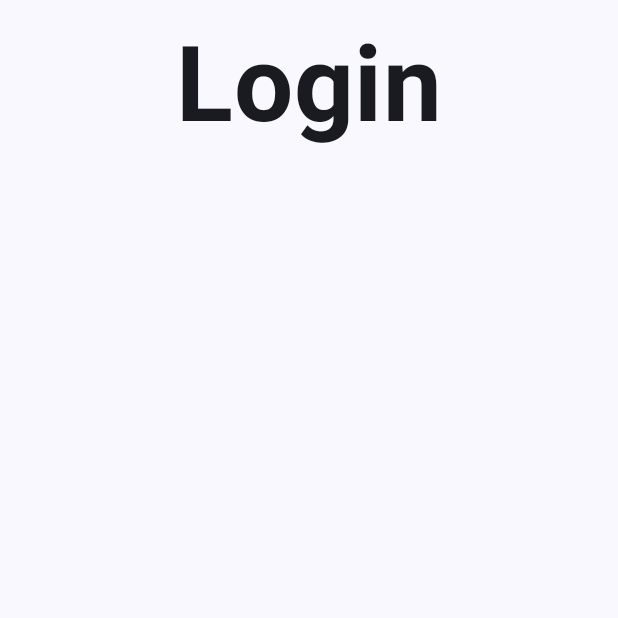
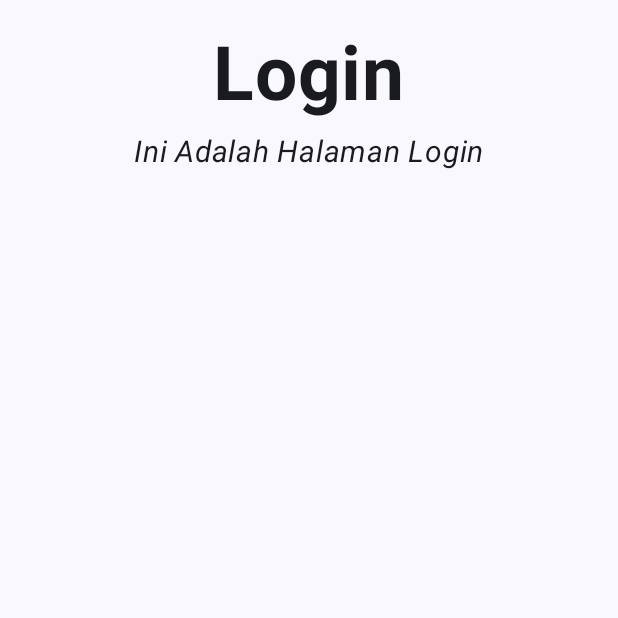
Before and after one commit to wawanpi/QuestBasicComposable_202, an Android app built with Jetpack Compose: the screen it shows after launch (MainActivity), on a phone screen of 412 x 824 dp, the top half of it. Run offline under Robolectric (Android 15) with nearby library versions, the phone set to English and light mode, and no system bars.

Commit message:
Membuat text Ini Adalah Halaman Login

```diff
--- a/app/src/main/java/com/example/questbasiccomposable_202/MainActivity.kt
+++ b/app/src/main/java/com/example/questbasiccomposable_202/MainActivity.kt
@@ -14,6 +14,7 @@ import androidx.compose.material3.Text
 import androidx.compose.runtime.Composable
 import androidx.compose.ui.Alignment
 import androidx.compose.ui.Modifier
+import androidx.compose.ui.text.font.FontStyle
 import androidx.compose.ui.text.font.FontWeight
 import androidx.compose.ui.tooling.preview.Preview
 import androidx.compose.ui.unit.dp
@@ -39,10 +40,12 @@ fun BasicComposable(modifier: Modifier = Modifier) {
         verticalArrangement = Arrangement.Top,
         modifier = Modifier
             .fillMaxSize()
-            .padding(16.dp)
+            .padding(20.dp)
     ) {
-        Text("Login",  fontSize = 70.sp, fontWeight = FontWeight.Bold)
-        Spacer(modifier = Modifier.padding(10.dp))
+        Text("Login",  fontSize = 50.sp, fontWeight = FontWeight.Bold)
+        Spacer(modifier = Modifier.padding(5.dp))
+        Text("Ini Adalah Halaman Login", fontSize = 20.sp, fontStyle = FontStyle.Italic)
+
     }
 
 }
```
